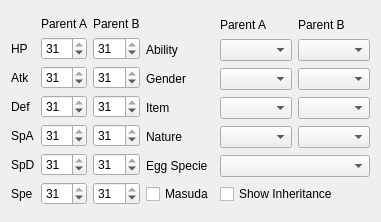
The window that Source/Form/Controls/EggSettings.ui (Admiral-Fish/PokeFinder) describes before a commit, drawn with Qt 5.
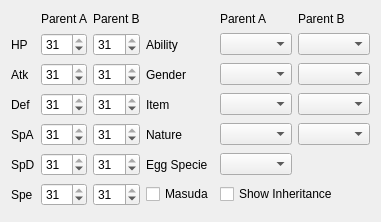
The same window after the commit. Custom widgets are drawn as their Qt base class.

What changed in the file:
```diff
--- a/Source/Form/Controls/EggSettings.ui
+++ b/Source/Form/Controls/EggSettings.ui
@@ -11,8 +11,19 @@
    </rect>
   </property>
   <layout class="QGridLayout" name="gridLayout">
-   <item row="0" column="0">
-    <layout class="QGridLayout" name="gridLayout_3">
+   <item row="0" column="1">
+    <widget class="QLabel" name="labelParentAIVs">
+     <property name="sizePolicy">
+      <sizepolicy hsizetype="Preferred" vsizetype="Fixed">
+       <horstretch>0</horstretch>
+       <verstretch>0</verstretch>
+      </sizepolicy>
+     </property>
+     <property name="text">
+      <string>Parent A</string>
+     </property>
+    </widget>
+   </item>
      <item row="0" column="2">
       <widget class="QLabel" name="labelParentBIVs">
        <property name="sizePolicy">
@@ -26,13 +37,72 @@
        </property>
       </widget>
      </item>
-     <item row="5" column="0">
-      <widget class="QLabel" name="labelSpD">
+   <item row="0" column="4">
+    <widget class="QLabel" name="labelParentA">
+     <property name="sizePolicy">
+      <sizepolicy hsizetype="Preferred" vsizetype="Fixed">
+       <horstretch>0</horstretch>
+       <verstretch>0</verstretch>
+      </sizepolicy>
+     </property>
        <property name="text">
-        <string>SpD</string>
+      <string>Parent A</string>
        </property>
       </widget>
      </item>
+   <item row="0" column="5">
+    <widget class="QLabel" name="labelParentB">
+     <property name="sizePolicy">
+      <sizepolicy hsizetype="Preferred" vsizetype="Fixed">
+       <horstretch>0</horstretch>
+       <verstretch>0</verstretch>
+      </sizepolicy>
+     </property>
+     <property name="text">
+      <string>Parent B</string>
+     </property>
+    </widget>
+   </item>
+   <item row="1" column="0">
+    <widget class="QLabel" name="labelHP">
+     <property name="text">
+      <string>HP</string>
+     </property>
+    </widget>
+   </item>
+   <item row="1" column="1">
+    <widget class="QSpinBox" name="spinBoxParentAHP">
+     <property name="maximum">
+      <number>31</number>
+     </property>
+     <property name="value">
+      <number>31</number>
+     </property>
+    </widget>
+   </item>
+   <item row="1" column="2">
+    <widget class="QSpinBox" name="spinBoxParentBHP">
+     <property name="maximum">
+      <number>31</number>
+     </property>
+     <property name="value">
+      <number>31</number>
+     </property>
+    </widget>
+   </item>
+   <item row="1" column="3">
+    <widget class="QLabel" name="labelAbility">
+     <property name="text">
+      <string>Ability</string>
+     </property>
+    </widget>
+   </item>
+   <item row="1" column="4">
+    <widget class="QComboBox" name="comboBoxParentAAbility"/>
+   </item>
+   <item row="1" column="5">
+    <widget class="QComboBox" name="comboBoxParentBAbility"/>
+   </item>
      <item row="2" column="0">
       <widget class="QLabel" name="labelAtk">
        <property name="text">
@@ -40,19 +110,39 @@
        </property>
       </widget>
      </item>
-     <item row="0" column="1">
-      <widget class="QLabel" name="labelParentAIVs">
-       <property name="sizePolicy">
-        <sizepolicy hsizetype="Preferred" vsizetype="Fixed">
-         <horstretch>0</horstretch>
-         <verstretch>0</verstretch>
-        </sizepolicy>
-       </property>
+   <item row="2" column="1">
+    <widget class="QSpinBox" name="spinBoxParentAAtk">
+     <property name="maximum">
+      <number>31</number>
+     </property>
+     <property name="value">
+      <number>31</number>
+     </property>
+    </widget>
+   </item>
+   <item row="2" column="2">
+    <widget class="QSpinBox" name="spinBoxParentBAtk">
+     <property name="maximum">
+      <number>31</number>
+     </property>
+     <property name="value">
+      <number>31</number>
+     </property>
+    </widget>
+   </item>
+   <item row="2" column="3">
+    <widget class="QLabel" name="labelGender">
        <property name="text">
-        <string>Parent A</string>
+      <string>Gender</string>
        </property>
       </widget>
      </item>
+   <item row="2" column="4">
+    <widget class="QComboBox" name="comboBoxParentAGender"/>
+   </item>
+   <item row="2" column="5">
+    <widget class="QComboBox" name="comboBoxParentBGender"/>
+   </item>
      <item row="3" column="0">
       <widget class="QLabel" name="labelDef">
        <property name="text">
@@ -60,23 +150,6 @@
        </property>
       </widget>
      </item>
-     <item row="1" column="0">
-      <widget class="QLabel" name="labelHP">
-       <property name="text">
-        <string>HP</string>
-       </property>
-      </widget>
-     </item>
-     <item row="1" column="1">
-      <widget class="QSpinBox" name="spinBoxParentAHP">
-       <property name="maximum">
-        <number>31</number>
-       </property>
-       <property name="value">
-        <number>31</number>
-       </property>
-      </widget>
-     </item>
      <item row="3" column="1">
       <widget class="QSpinBox" name="spinBoxParentADef">
        <property name="maximum">
@@ -87,26 +160,6 @@
        </property>
       </widget>
      </item>
-     <item row="6" column="2">
-      <widget class="QSpinBox" name="spinBoxParentBSpe">
-       <property name="maximum">
-        <number>31</number>
-       </property>
-       <property name="value">
-        <number>31</number>
-       </property>
-      </widget>
-     </item>
-     <item row="4" column="2">
-      <widget class="QSpinBox" name="spinBoxParentBSpA">
-       <property name="maximum">
-        <number>31</number>
-       </property>
-       <property name="value">
-        <number>31</number>
-       </property>
-      </widget>
-     </item>
      <item row="3" column="2">
       <widget class="QSpinBox" name="spinBoxParentBDef">
        <property name="maximum">
@@ -117,6 +170,66 @@
        </property>
       </widget>
      </item>
+   <item row="3" column="3">
+    <widget class="QLabel" name="labelItem">
+     <property name="text">
+      <string>Item</string>
+     </property>
+    </widget>
+   </item>
+   <item row="3" column="4">
+    <widget class="ComboBox" name="comboBoxParentAItem"/>
+   </item>
+   <item row="3" column="5">
+    <widget class="ComboBox" name="comboBoxParentBItem"/>
+   </item>
+   <item row="4" column="0">
+    <widget class="QLabel" name="labelSpA">
+     <property name="text">
+      <string>SpA</string>
+     </property>
+    </widget>
+   </item>
+   <item row="4" column="1">
+    <widget class="QSpinBox" name="spinBoxParentASpA">
+     <property name="maximum">
+      <number>31</number>
+     </property>
+     <property name="value">
+      <number>31</number>
+     </property>
+    </widget>
+   </item>
+   <item row="4" column="2">
+    <widget class="QSpinBox" name="spinBoxParentBSpA">
+     <property name="maximum">
+      <number>31</number>
+     </property>
+     <property name="value">
+      <number>31</number>
+     </property>
+    </widget>
+   </item>
+   <item row="4" column="3">
+    <widget class="QLabel" name="labelNature">
+     <property name="text">
+      <string>Nature</string>
+     </property>
+    </widget>
+   </item>
+   <item row="4" column="4">
+    <widget class="QComboBox" name="comboBoxParentANature"/>
+   </item>
+   <item row="4" column="5">
+    <widget class="QComboBox" name="comboBoxParentBNature"/>
+   </item>
+   <item row="5" column="0">
+    <widget class="QLabel" name="labelSpD">
+     <property name="text">
+      <string>SpD</string>
+     </property>
+    </widget>
+   </item>
      <item row="5" column="1">
       <widget class="QSpinBox" name="spinBoxParentASpD">
        <property name="maximum">
@@ -127,36 +240,6 @@
        </property>
       </widget>
      </item>
-     <item row="2" column="2">
-      <widget class="QSpinBox" name="spinBoxParentBAtk">
-       <property name="maximum">
-        <number>31</number>
-       </property>
-       <property name="value">
-        <number>31</number>
-       </property>
-      </widget>
-     </item>
-     <item row="1" column="2">
-      <widget class="QSpinBox" name="spinBoxParentBHP">
-       <property name="maximum">
-        <number>31</number>
-       </property>
-       <property name="value">
-        <number>31</number>
-       </property>
-      </widget>
-     </item>
-     <item row="4" column="1">
-      <widget class="QSpinBox" name="spinBoxParentASpA">
-       <property name="maximum">
-        <number>31</number>
-       </property>
-       <property name="value">
-        <number>31</number>
-       </property>
-      </widget>
-     </item>
      <item row="5" column="2">
       <widget class="QSpinBox" name="spinBoxParentBSpD">
        <property name="maximum">
@@ -167,6 +250,16 @@
        </property>
       </widget>
      </item>
+   <item row="5" column="3">
+    <widget class="QLabel" name="labelEggSpecie">
+     <property name="text">
+      <string>Egg Specie</string>
+     </property>
+    </widget>
+   </item>
+   <item row="5" column="4">
+    <widget class="ComboBox" name="comboBoxEggSpecie"/>
+   </item>
      <item row="6" column="0">
       <widget class="QLabel" name="labelSpe">
        <property name="text">
@@ -184,8 +277,8 @@
        </property>
       </widget>
      </item>
-     <item row="2" column="1">
-      <widget class="QSpinBox" name="spinBoxParentAAtk">
+   <item row="6" column="2">
+    <widget class="QSpinBox" name="spinBoxParentBSpe">
        <property name="maximum">
         <number>31</number>
        </property>
@@ -194,120 +287,19 @@
        </property>
       </widget>
      </item>
-     <item row="4" column="0">
-      <widget class="QLabel" name="labelSpA">
-       <property name="text">
-        <string>SpA</string>
-       </property>
-      </widget>
-     </item>
-    </layout>
-   </item>
-   <item row="0" column="1">
-    <layout class="QGridLayout" name="gridLayout_2">
-     <item row="2" column="1">
-      <widget class="QComboBox" name="comboBoxParentAGender"/>
-     </item>
-     <item row="4" column="0">
-      <widget class="QLabel" name="labelNature">
-       <property name="text">
-        <string>Nature</string>
-       </property>
-      </widget>
-     </item>
-     <item row="0" column="2">
-      <widget class="QLabel" name="labelParentB">
-       <property name="sizePolicy">
-        <sizepolicy hsizetype="Preferred" vsizetype="Fixed">
-         <horstretch>0</horstretch>
-         <verstretch>0</verstretch>
-        </sizepolicy>
-       </property>
-       <property name="text">
-        <string>Parent B</string>
-       </property>
-      </widget>
-     </item>
-     <item row="1" column="0">
-      <widget class="QLabel" name="labelAbility">
-       <property name="text">
-        <string>Ability</string>
-       </property>
-      </widget>
-     </item>
-     <item row="2" column="2">
-      <widget class="QComboBox" name="comboBoxParentBGender"/>
-     </item>
-     <item row="2" column="0">
-      <widget class="QLabel" name="labelGender">
-       <property name="text">
-        <string>Gender</string>
-       </property>
-      </widget>
-     </item>
-     <item row="6" column="1" colspan="2">
-      <widget class="QCheckBox" name="checkBoxShowInheritance">
-       <property name="text">
-        <string>Show Inheritance</string>
-       </property>
-      </widget>
-     </item>
-     <item row="3" column="2">
-      <widget class="ComboBox" name="comboBoxParentBItem"/>
-     </item>
-     <item row="6" column="0">
+   <item row="6" column="3">
       <widget class="QCheckBox" name="checkBoxMasuda">
        <property name="text">
         <string>Masuda</string>
        </property>
       </widget>
      </item>
-     <item row="3" column="1">
-      <widget class="ComboBox" name="comboBoxParentAItem"/>
-     </item>
-     <item row="3" column="0">
-      <widget class="QLabel" name="labelItem">
+   <item row="6" column="4" colspan="2">
+    <widget class="QCheckBox" name="checkBoxShowInheritance">
        <property name="text">
-        <string>Item</string>
-       </property>
-      </widget>
-     </item>
-     <item row="4" column="2">
-      <widget class="QComboBox" name="comboBoxParentBNature"/>
-     </item>
-     <item row="5" column="1" colspan="2">
-      <widget class="ComboBox" name="comboBoxEggSpecie"/>
-     </item>
-     <item row="1" column="1">
-      <widget class="QComboBox" name="comboBoxParentAAbility"/>
-     </item>
-     <item row="5" column="0">
-      <widget class="QLabel" name="labelEggSpecie">
-       <property name="text">
-        <string>Egg Specie</string>
-       </property>
-      </widget>
-     </item>
-     <item row="4" column="1">
-      <widget class="QComboBox" name="comboBoxParentANature"/>
-     </item>
-     <item row="1" column="2">
-      <widget class="QComboBox" name="comboBoxParentBAbility"/>
-     </item>
-     <item row="0" column="1">
-      <widget class="QLabel" name="labelParentA">
-       <property name="sizePolicy">
-        <sizepolicy hsizetype="Preferred" vsizetype="Fixed">
-         <horstretch>0</horstretch>
-         <verstretch>0</verstretch>
-        </sizepolicy>
-       </property>
-       <property name="text">
-        <string>Parent A</string>
-       </property>
-      </widget>
-     </item>
-    </layout>
+      <string>Show Inheritance</string>
+     </property>
+    </widget>
    </item>
   </layout>
  </widget>
```
Left out of the diff: 25 changed lines with no effect on the pictures. Lines whose indentation alone changed are shown as unchanged.
